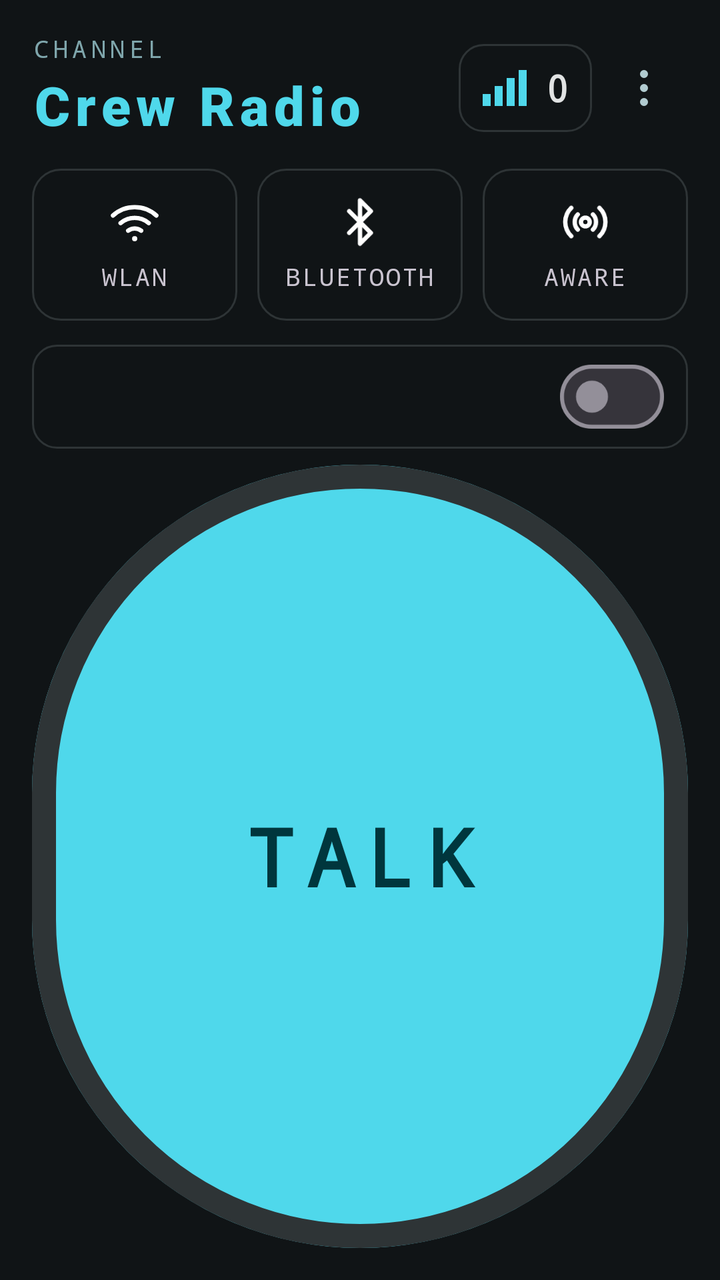
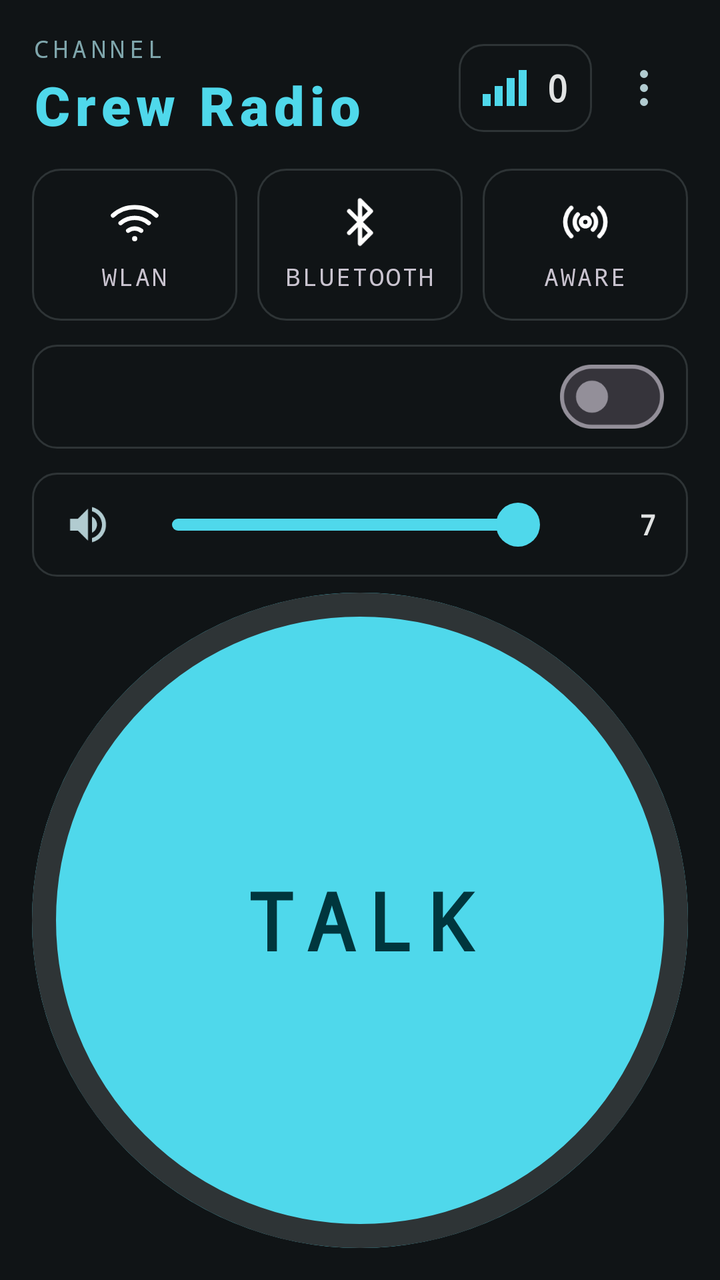

Before-and-after screenshots of an Android layout around one commit, followed by the original layout XML and the change that was made.
<!-- AndroidManifest.xml: application theme Theme.PTT -->
<!-- res/layout/activity_main.xml -->
<?xml version="1.0" encoding="utf-8"?>
<LinearLayout xmlns:android="http://schemas.android.com/apk/res/android"
    xmlns:app="http://schemas.android.com/apk/res-auto"
    android:layout_width="match_parent"
    android:layout_height="match_parent"
    android:orientation="vertical"
    android:background="@color/surface"
    android:padding="16dp">

    
    <LinearLayout
        android:layout_width="match_parent"
        android:layout_height="wrap_content"
        android:orientation="horizontal"
        android:gravity="center_vertical">
        <LinearLayout
            android:layout_width="0dp"
            android:layout_weight="1"
            android:layout_height="wrap_content"
            android:orientation="vertical">
            <TextView
                android:id="@+id/channelLabel"
                android:layout_width="match_parent"
                android:layout_height="wrap_content"
                android:text="@string/crew_channel"
                android:fontFamily="monospace"
                android:letterSpacing="0.18"
                android:textSize="12sp"
                android:textColor="@color/text_teal_dim"
                android:maxLines="1"
                android:ellipsize="end" />
            <TextView
                android:id="@+id/crewName"
                android:layout_width="match_parent"
                android:layout_height="40dp"
                android:gravity="center_vertical"
                android:text="@string/app_name"
                android:fontFamily="sans-serif-black"
                android:letterSpacing="0.1"
                android:autoSizeTextType="uniform"
                android:autoSizeMinTextSize="14sp"
                android:autoSizeMaxTextSize="27sp"
                android:autoSizeStepGranularity="1sp"
                android:textColor="@color/primary"
                android:maxLines="1"
                android:layout_marginEnd="8dp" />
        </LinearLayout>
        <LinearLayout
            android:id="@+id/peersBox"
            android:layout_width="wrap_content"
            android:layout_height="44dp"
            android:orientation="horizontal"
            android:gravity="center_vertical"
            android:paddingStart="12dp"
            android:paddingEnd="12dp"
            android:background="@drawable/bg_outline">
            <ImageView
                android:id="@+id/peersIcon"
                android:layout_width="22dp"
                android:layout_height="18dp"
                android:src="@drawable/ic_signal"
                app:tint="@color/primary"
                android:contentDescription="@null" />
            <TextView
                android:id="@+id/peerCount"
                android:layout_width="wrap_content"
                android:layout_height="wrap_content"
                android:layout_marginStart="10dp"
                android:text="0"
                android:fontFamily="monospace"
                android:textStyle="bold"
                android:textSize="18sp"
                android:textColor="@color/text" />
        </LinearLayout>
        <ImageButton
            android:id="@+id/menuButton"
            android:layout_width="44dp"
            android:layout_height="44dp"
            android:layout_marginStart="4dp"
            android:src="@drawable/ic_more_vert"
            app:tint="@color/secondary"
            android:background="?attr/selectableItemBackgroundBorderless"
            android:contentDescription="@string/menu_settings" />
    </LinearLayout>

    
    <LinearLayout
        android:layout_width="match_parent"
        android:layout_height="76dp"
        android:layout_marginTop="12dp"
        android:orientation="horizontal">
        <LinearLayout
            android:id="@+id/tileLan"
            android:layout_width="0dp"
            android:layout_weight="1"
            android:layout_height="match_parent"
            android:orientation="vertical"
            android:gravity="center"
            android:background="@drawable/bg_tile_off">
            <ImageView android:id="@+id/tileLanIcon" android:layout_width="26dp" android:layout_height="26dp" android:src="@drawable/ic_wifi" android:contentDescription="@null" />
            <TextView android:id="@+id/tileLanLabel" android:layout_width="wrap_content" android:layout_height="wrap_content" android:layout_marginTop="6dp" android:text="@string/tile_lan" android:fontFamily="monospace" android:letterSpacing="0.08" android:textSize="12sp" />
        </LinearLayout>
        <LinearLayout
            android:id="@+id/tileBt"
            android:layout_width="0dp"
            android:layout_weight="1"
            android:layout_height="match_parent"
            android:layout_marginStart="10dp"
            android:orientation="vertical"
            android:gravity="center"
            android:background="@drawable/bg_tile_off">
            <ImageView android:id="@+id/tileBtIcon" android:layout_width="26dp" android:layout_height="26dp" android:src="@drawable/ic_bluetooth" android:contentDescription="@null" />
            <TextView android:id="@+id/tileBtLabel" android:layout_width="wrap_content" android:layout_height="wrap_content" android:layout_marginTop="6dp" android:text="@string/tile_bt" android:fontFamily="monospace" android:letterSpacing="0.08" android:textSize="12sp" />
        </LinearLayout>
        <LinearLayout
            android:id="@+id/tileAware"
            android:layout_width="0dp"
            android:layout_weight="1"
            android:layout_height="match_parent"
            android:layout_marginStart="10dp"
            android:orientation="vertical"
            android:gravity="center"
            android:background="@drawable/bg_tile_off">
            <ImageView android:id="@+id/tileAwareIcon" android:layout_width="26dp" android:layout_height="26dp" android:src="@drawable/ic_aware" android:contentDescription="@null" />
            <TextView android:id="@+id/tileAwareLabel" android:layout_width="wrap_content" android:layout_height="wrap_content" android:layout_marginTop="6dp" android:text="@string/tile_aware" android:fontFamily="monospace" android:letterSpacing="0.08" android:textSize="12sp" />
        </LinearLayout>
    </LinearLayout>

    
    <TextView
        android:id="@+id/peerButton"
        android:layout_width="match_parent"
        android:layout_height="48dp"
        android:layout_marginTop="12dp"
        android:gravity="center_vertical"
        android:paddingStart="16dp"
        android:paddingEnd="16dp"
        android:fontFamily="monospace"
        android:letterSpacing="0.06"
        android:textSize="13sp"
        android:textColor="@color/secondary"
        android:maxLines="1"
        android:ellipsize="end"
        android:background="@drawable/bg_outline"
        android:visibility="gone" />

    
    <LinearLayout
        android:id="@+id/channelRow"
        android:layout_width="match_parent"
        android:layout_height="52dp"
        android:layout_marginTop="12dp"
        android:orientation="horizontal"
        android:gravity="center_vertical"
        android:paddingStart="16dp"
        android:paddingEnd="12dp"
        android:background="@drawable/bg_outline"
        android:clickable="true"
        android:focusable="true">
        <TextView
            android:id="@+id/channelState"
            android:layout_width="0dp"
            android:layout_weight="1"
            android:layout_height="wrap_content"
            android:fontFamily="monospace"
            android:letterSpacing="0.08"
            android:textSize="13sp"
            android:textColor="@color/text_dim"
            android:maxLines="1"
            android:ellipsize="end" />
        <com.google.android.material.materialswitch.MaterialSwitch
            android:id="@+id/channelSwitch"
            android:layout_width="wrap_content"
            android:layout_height="wrap_content"
            android:layout_marginStart="12dp" />
    </LinearLayout>

    
    <androidx.constraintlayout.widget.ConstraintLayout
        android:id="@+id/talkArea"
        android:layout_width="match_parent"
        android:layout_height="0dp"
        android:layout_weight="1"
        android:layout_marginTop="8dp">
        <com.google.android.material.button.MaterialButton
            android:id="@+id/pttButton"
            android:layout_width="0dp"
            android:layout_height="0dp"
            android:insetTop="0dp"
            android:insetBottom="0dp"
            android:insetLeft="0dp"
            android:insetRight="0dp"
            android:fontFamily="monospace"
            android:textSize="40sp"
            android:letterSpacing="0.14"
            android:textStyle="bold"
            android:textAlignment="center"
            android:text="@string/ptt_talk"
            app:shapeAppearanceOverlay="@style/ShapeAppearance.PTT.Circle"
            app:strokeWidth="12dp"
            app:strokeColor="@color/outline"
            app:backgroundTint="@color/primary"
            android:textColor="@color/on_primary"
            app:layout_constraintTop_toTopOf="parent"
            app:layout_constraintBottom_toBottomOf="parent"
            app:layout_constraintStart_toStartOf="parent"
            app:layout_constraintEnd_toEndOf="parent" />
    </androidx.constraintlayout.widget.ConstraintLayout>
</LinearLayout>
<!-- resources referenced by this layout -->
<resources>
  <color name="on_primary">#00363D</color>
  <color name="outline">#2E3436</color>
  <color name="primary">#4FD8EB</color>
  <color name="secondary">#B1CBD0</color>
  <color name="surface">#101416</color>
  <color name="text">#E1E3E3</color>
  <color name="text_dim">#899294</color>
  <color name="text_teal_dim">#7FA6AC</color>
  <!-- drawable bg_outline (drawable) -->
  <?xml version="1.0" encoding="utf-8"?>
  <shape xmlns:android="http://schemas.android.com/apk/res/android" android:shape="rectangle">
      <corners android:radius="12dp" />
      <stroke android:width="1dp" android:color="@color/outline" />
      <solid android:color="@android:color/transparent" />
  </shape>
  <!-- drawable bg_tile_off (drawable) -->
  <?xml version="1.0" encoding="utf-8"?>
  <shape xmlns:android="http://schemas.android.com/apk/res/android" android:shape="rectangle">
      <corners android:radius="14dp" />
      <stroke android:width="1dp" android:color="@color/outline" />
      <solid android:color="@android:color/transparent" />
  </shape>
  <!-- drawable ic_bluetooth (drawable) -->
  <?xml version="1.0" encoding="utf-8"?>
  <vector xmlns:android="http://schemas.android.com/apk/res/android"
      android:width="24dp" android:height="24dp" android:viewportWidth="24" android:viewportHeight="24">
      <path android:pathData="M7,7 L17,17 L12,22 L12,2 L17,7 L7,17" android:strokeColor="#FFFFFFFF" android:strokeWidth="2" android:strokeLineCap="round" android:strokeLineJoin="round" android:fillColor="#00000000" />
  </vector>
  <!-- drawable ic_more_vert (drawable) -->
  <?xml version="1.0" encoding="utf-8"?>
  <vector xmlns:android="http://schemas.android.com/apk/res/android"
      android:width="24dp" android:height="24dp" android:viewportWidth="24" android:viewportHeight="24">
      <path android:pathData="M12,3 A2,2 0 1 1 12,7 A2,2 0 1 1 12,3 Z" android:fillColor="#FFFFFFFF" />
      <path android:pathData="M12,10 A2,2 0 1 1 12,14 A2,2 0 1 1 12,10 Z" android:fillColor="#FFFFFFFF" />
      <path android:pathData="M12,17 A2,2 0 1 1 12,21 A2,2 0 1 1 12,17 Z" android:fillColor="#FFFFFFFF" />
  </vector>
  <string name="app_name">Crew Radio</string>
  <string name="crew_channel">CHANNEL</string>
  <string name="menu_settings">Settings</string>
  <string name="ptt_talk">TALK</string>
  <string name="tile_aware">AWARE</string>
  <string name="tile_bt">BLUETOOTH</string>
  <string name="tile_lan">WLAN</string>
  <style name="ShapeAppearance.PTT.Circle" parent="ShapeAppearance.Material3.Corner.Full">
          <item name="cornerFamily">rounded</item>
          <item name="cornerSize">50%</item>
      </style>
  <color name="primary_container">#004F58</color>
  <color name="on_primary_container">#97F0FF</color>
  <color name="on_secondary">#1C3439</color>
  <color name="secondary_container">#334B4F</color>
  <color name="on_secondary_container">#CDE7EC</color>
  <color name="error">#FFB4AB</color>
  <color name="on_error">#690005</color>
  <!-- unchanged entries left out for length: 4 -->
</resources>

<!-- the commit's change to res/layout/activity_main.xml (unified diff, before → after) -->
@@ -176,6 +176,62 @@
     </LinearLayout>
 
     
+    <LinearLayout
+        android:id="@+id/volumeRow"
+        android:layout_width="match_parent"
+        android:layout_height="52dp"
+        android:layout_marginTop="12dp"
+        android:orientation="horizontal"
+        android:gravity="center_vertical"
+        android:paddingStart="4dp"
+        android:paddingEnd="16dp"
+        android:background="@drawable/bg_outline">
+        <ImageButton
+            android:id="@+id/muteButton"
+            android:layout_width="48dp"
+            android:layout_height="48dp"
+            android:src="@drawable/ic_volume"
+            app:tint="@color/secondary"
+            android:background="?attr/selectableItemBackgroundBorderless"
+            android:contentDescription="@string/volume_mute" />
+        <com.google.android.material.slider.Slider
+            android:id="@+id/volumeSlider"
+            android:layout_width="0dp"
+            android:layout_weight="1"
+            android:layout_height="wrap_content"
+            android:layout_marginStart="4dp"
+            android:layout_marginEnd="8dp"
+            android:valueFrom="0"
+            android:valueTo="7"
+            android:stepSize="1"
+            android:value="7"
+            android:contentDescription="@string/volume_slider"
+            app:labelBehavior="gone"
+            app:tickVisible="false"
+            app:thumbColor="@color/primary"
+            app:thumbWidth="22dp"
+            app:thumbHeight="22dp"
+            app:thumbElevation="0dp"
+            app:thumbTrackGapSize="0dp"
+            app:trackStopIndicatorSize="0dp"
+            app:trackInsideCornerSize="0dp"
+            app:trackColorActive="@color/primary"
+            app:trackColorInactive="@color/outline"
+            app:trackHeight="6dp"
+            app:haloColor="@color/primary_container" />
+        <TextView
+            android:id="@+id/volumeValue"
+            android:layout_width="44dp"
+            android:layout_height="wrap_content"
+            android:gravity="end"
+            android:text="7"
+            android:fontFamily="monospace"
+            android:textStyle="bold"
+            android:textSize="14sp"
+            android:textColor="@color/text" />
+    </LinearLayout>
+
+    
     <androidx.constraintlayout.widget.ConstraintLayout
         android:id="@+id/talkArea"
         android:layout_width="match_parent"
<!-- resource entries referenced after the edit -->
@@ -36,6 +36,13 @@
       <path android:pathData="M12,10 A2,2 0 1 1 12,14 A2,2 0 1 1 12,10 Z" android:fillColor="#FFFFFFFF" />
       <path android:pathData="M12,17 A2,2 0 1 1 12,21 A2,2 0 1 1 12,17 Z" android:fillColor="#FFFFFFFF" />
   </vector>
+  <!-- drawable ic_volume (drawable) -->
+  <?xml version="1.0" encoding="utf-8"?>
+  <vector xmlns:android="http://schemas.android.com/apk/res/android"
+      android:width="24dp" android:height="24dp" android:viewportWidth="24" android:viewportHeight="24">
+      <path android:fillColor="#FFFFFFFF"
+          android:pathData="M3,9v6h4l5,5V4L7,9H3zm13.5,3c0,-1.77 -1.02,-3.29 -2.5,-4.03v8.05c1.48,-0.73 2.5,-2.25 2.5,-4.02zM14,3.23v2.06c2.89,0.86 5,3.54 5,6.71s-2.11,5.85 -5,6.71v2.06c4.01,-0.91 7,-4.49 7,-8.77s-2.99,-7.86 -7,-8.77z" />
+  </vector>
   <string name="app_name">Crew Radio</string>
   <string name="crew_channel">CHANNEL</string>
   <string name="menu_settings">Settings</string>
@@ -43,6 +50,8 @@
   <string name="tile_aware">AWARE</string>
   <string name="tile_bt">BLUETOOTH</string>
   <string name="tile_lan">WLAN</string>
+  <string name="volume_mute">Mute</string>
+  <string name="volume_slider">Volume</string>
   <style name="ShapeAppearance.PTT.Circle" parent="ShapeAppearance.Material3.Corner.Full">
           <item name="cornerFamily">rounded</item>
           <item name="cornerSize">50%</item>
